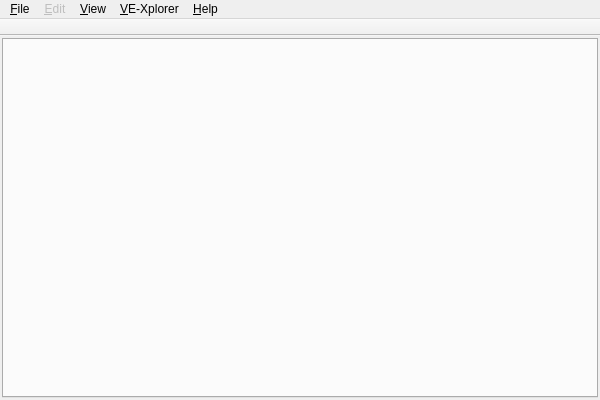
Above: src/ves/conductor/qt/MainWindow.ui from multitudinous/ve-suite before the change. Below: the same form after it.
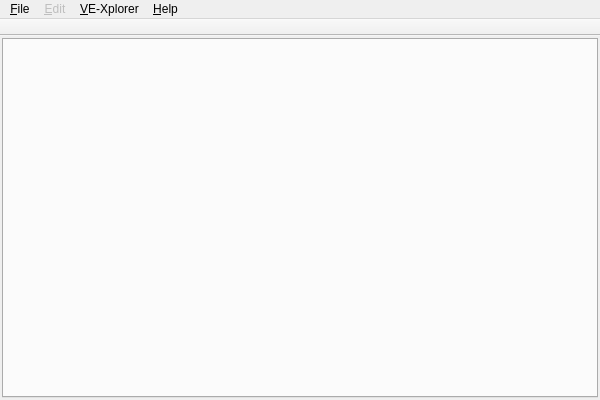
That is the form after the change. Icons and pictures are not drawn. Custom widgets are drawn as their Qt base class.

```diff
--- a/src/ves/conductor/qt/MainWindow.ui
+++ b/src/ves/conductor/qt/MainWindow.ui
@@ -74,7 +74,7 @@
      <x>0</x>
      <y>0</y>
      <width>600</width>
-     <height>22</height>
+     <height>19</height>
     </rect>
    </property>
    <property name="nativeMenuBar">
@@ -125,16 +125,8 @@
      <string>&amp;Help</string>
     </property>
    </widget>
-   <widget class="QMenu" name="menu_View">
-    <property name="title">
-     <string>&amp;View</string>
-    </property>
-    <addaction name="actionShowPluginsTab"/>
-    <addaction name="actionShowPreferencesTab"/>
-   </widget>
    <addaction name="menu_File"/>
    <addaction name="menu_Edit"/>
-   <addaction name="menu_View"/>
    <addaction name="menu_VE_Xplorer"/>
    <addaction name="menu_Help"/>
   </widget>
```
Left out of the diff: 11 changed lines with no effect on the pictures.
